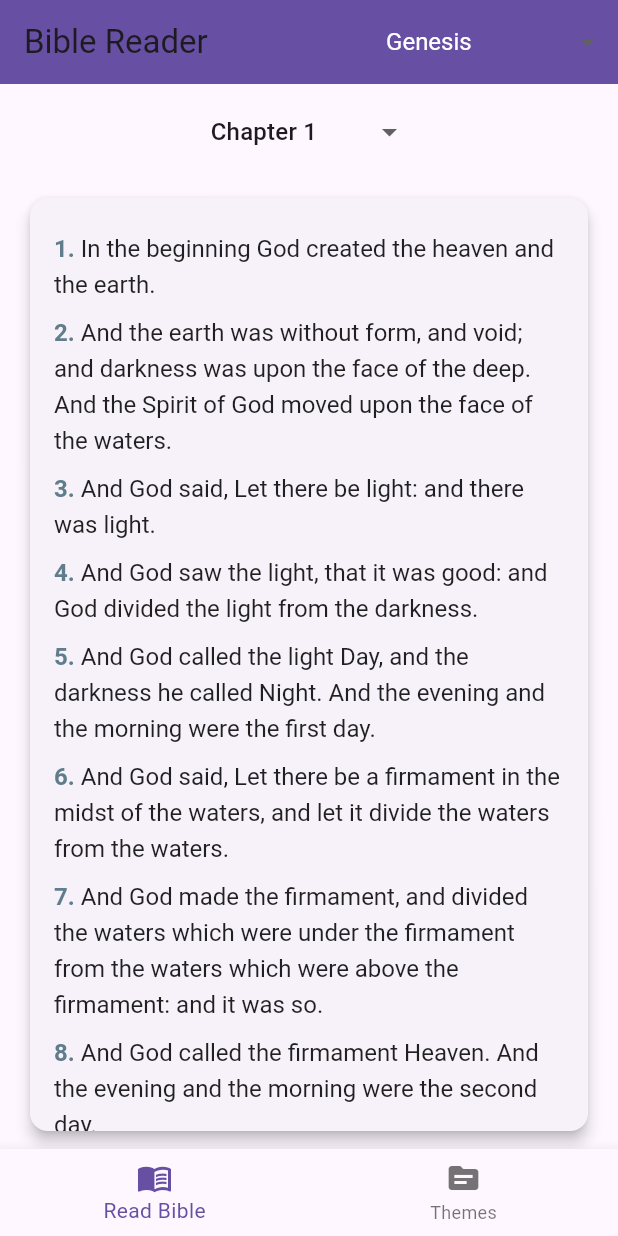
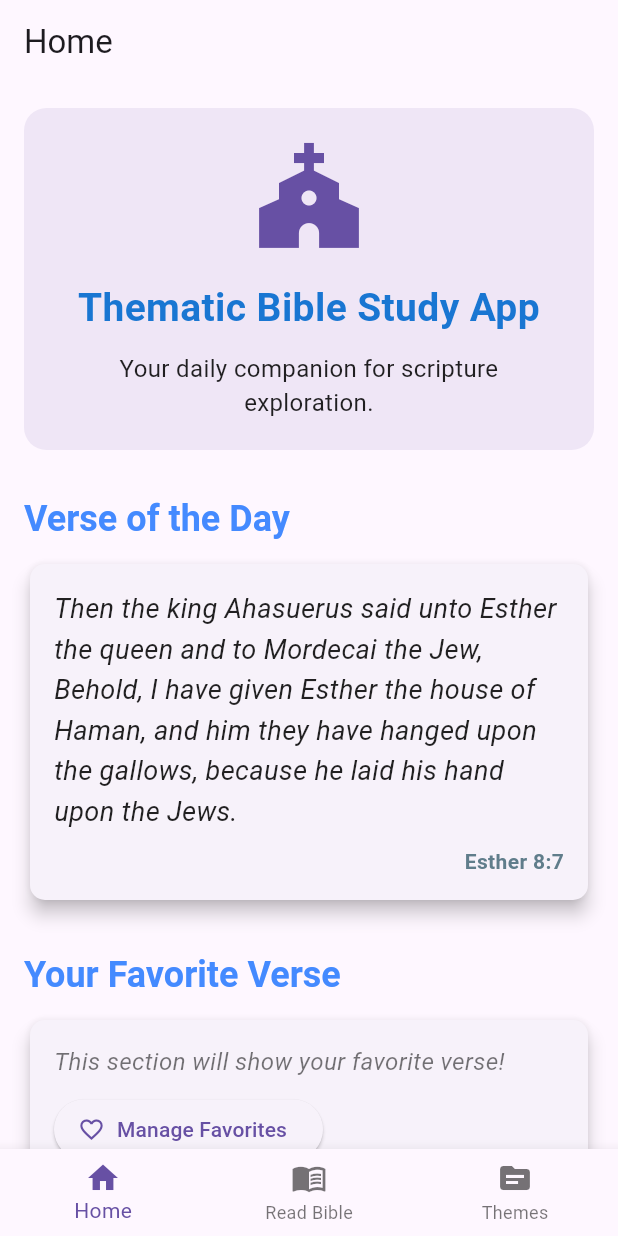
Before and after one commit to Troniccs2/flutter_thematic_bible_study, a Flutter app: the screen it shows after launch, on a phone screen of 412 x 824 dp. Run offline on Flutter 3.47's test engine with Material 3 defaults, Android fonts, the light colour scheme and no system bars; our stand-ins replace shared_preferences.

Commit message:
added home_page_screen and made some small changes

```diff
--- a/thematic_bible_study/lib/main.dart
+++ b/thematic_bible_study/lib/main.dart
@@ -1,7 +1,8 @@
 // lib/main.dart
 import 'package:flutter/material.dart';
-import 'package:thematic_bible_study/screens/bible_reader_screen.dart'; // Ensure correct import
-import 'package:thematic_bible_study/screens/thematic_study_screen.dart'; // NEW IMPORT
+import 'package:thematic_bible_study/screens/bible_reader_screen.dart';
+import 'package:thematic_bible_study/screens/thematic_study_screen.dart';
+import 'package:thematic_bible_study/screens/home_page_screen.dart';
 
 void main() {
   runApp(const MyApp());
@@ -36,9 +37,11 @@ class _MainAppWrapperState extends State<MainAppWrapper> {
 
   // List of screens to display in the BottomNavigationBar
   static const List<Widget> _widgetOptions = <Widget>[
+    HomeScreen(),
     BibleReaderScreen(),
     ThematicStudyScreen(),
-    // You can add more screens here later (e.g., Search, Favorites)
+
+
   ];
 
   void _onItemTapped(int index) {
@@ -56,6 +59,10 @@ class _MainAppWrapperState extends State<MainAppWrapper> {
       bottomNavigationBar: BottomNavigationBar(
         items: const <BottomNavigationBarItem>[
           BottomNavigationBarItem(
+            icon: Icon(Icons.home),
+            label: 'Home',
+          ),
+          BottomNavigationBarItem(
             icon: Icon(Icons.menu_book), // Bible icon
             label: 'Read Bible',
           ),
@@ -71,7 +78,3 @@ class _MainAppWrapperState extends State<MainAppWrapper> {
     );
   }
 }
-
-// Your existing BibleReaderScreen (moved to its own file)
-// You need to move the BibleReaderScreen code from main.dart to lib/screens/bible_reader_screen.dart
-// I will provide the content for bible_reader_screen.dart below.
--- a/thematic_bible_study/lib/models/bible_models.dart
+++ b/thematic_bible_study/lib/models/bible_models.dart
@@ -1,18 +1,31 @@
 // lib/models/bible_models.dart
+
 
 class Verse {
   final int verseNumber;
   final String text;
+  final String? bookName;
+  final int? chapterNumber;
 
-  Verse({required this.verseNumber, required this.text});
+  Verse({
+    required this.verseNumber,
+    required this.text,
+    this.bookName,
+    this.chapterNumber,
+  });
 
-  // Factory constructor to create a Verse object from a JSON map
   factory Verse.fromJson(Map<String, dynamic> json) {
     return Verse(
-      // *** CHANGE HERE: Use int.parse() to convert the string 'verse' to an int ***
       verseNumber: int.parse(json['verse'].toString()),
       text: json['text'] as String,
     );
+  }
+
+  String get formattedReference {
+    if (bookName != null && chapterNumber != null) {
+      return '$bookName $chapterNumber:$verseNumber';
+    }
+    return 'Verse $verseNumber';
   }
 }
 
@@ -22,21 +35,18 @@ class Chapter {
 
   Chapter({required this.chapterNumber, required this.verses});
 
-  // Factory constructor to create a Chapter object from a JSON map
   factory Chapter.fromJson(Map<String, dynamic> json) {
     var versesList = json['verses'] as List;
     List<Verse> chapterVerses =
-        versesList.map((verseJson) => Verse.fromJson(verseJson)).toList();
+        versesList.map((verseJson) => Verse.fromJson(verseJson as Map<String, dynamic>)).toList();
 
     return Chapter(
-      // *** CHANGE HERE: Use int.parse() to convert the string 'chapter' to an int ***
       chapterNumber: int.parse(json['chapter'].toString()),
       verses: chapterVerses,
     );
   }
 }
 
-// The Book class remains EXACTLY the same as it was, no changes needed for it.
 class Book {
   final String name;
   final List<Chapter> chapters;
@@ -46,7 +56,7 @@ class Book {
   factory Book.fromJson(Map<String, dynamic> json) {
     var chaptersList = json['chapters'] as List;
     List<Chapter> bookChapters =
-        chaptersList.map((chapterJson) => Chapter.fromJson(chapterJson)).toList();
+        chaptersList.map((chapterJson) => Chapter.fromJson(chapterJson as Map<String, dynamic>)).toList();
 
     return Book(
       name: json['book'] as String,
--- a/thematic_bible_study/lib/screens/bible_reader_screen.dart
+++ b/thematic_bible_study/lib/screens/bible_reader_screen.dart
@@ -1,3 +1,4 @@
+// lib/screens/bible_reader_screen.dart
 import 'package:flutter/material.dart';
 import 'package:thematic_bible_study/models/bible_models.dart';
 import 'package:thematic_bible_study/services/bible_data_service.dart';
@@ -12,67 +13,79 @@ class BibleReaderScreen extends StatefulWidget {
 class _BibleReaderScreenState extends State<BibleReaderScreen> {
   final BibleDataService _bibleDataService = BibleDataService();
 
-  List<String> _bookNames = []; // To store all book names
-  String? _selectedBookName;   // Currently selected book
-  int _selectedChapterNumber = 1; // Currently selected chapter (default to 1)
+  List<String> _bookNames = [];
+  String? _selectedBookName;
+  int _selectedChapterNumber = 1;
 
-  Future<Book>? _loadedBookFuture; // Future to hold our loaded book
+  Future<Book>? _loadedBookFuture;
 
   @override
   void initState() {
     super.initState();
-    _loadInitialData(); // Call a new method to load everything
+    _loadInitialData();
   }
 
   Future<void> _loadInitialData() async {
     try {
-      // Load all book names first
       final names = await _bibleDataService.loadBookNames();
       setState(() {
         _bookNames = names;
-        // Set an initial selected book, e.g., 'Genesis' or the first one
         _selectedBookName = _bookNames.isNotEmpty ? 'Genesis' : null;
       });
-      // Load the initial selected book
       _loadSelectedBookAndChapter();
     } catch (e) {
       print('Error loading initial data: $e');
-      // Handle error for initial data loading (e.g., show a persistent error message)
     }
   }
 
   void _loadSelectedBookAndChapter() {
     if (_selectedBookName != null) {
       setState(() {
-        // Assign the Future to _loadedBookFuture
         _loadedBookFuture = _bibleDataService.loadBook(_selectedBookName!);
       });
     }
   }
 
+  // --- NEW METHODS FOR NAVIGATION ---
+  void _goToPreviousChapter(int totalChapters) {
+    if (_selectedChapterNumber > 1) {
+      setState(() {
+        _selectedChapterNumber--;
+      });
+    }
+  }
+
+  void _goToNextChapter(int totalChapters) {
+    if (_selectedChapterNumber < totalChapters) {
+      setState(() {
+        _selectedChapterNumber++;
+      });
+    }
+  }
+  // --- END NEW METHODS ---
+
   @override
   Widget build(BuildContext context) {
     return Scaffold(
       appBar: AppBar(
-        title: const Text('Bible Reader'), // General title
-        backgroundColor: Theme.of(context).primaryColor,
+        title: const Text('Bible Reader'),
+        // AppBar color is now defined in ThemeData in main.dart for consistency
         actions: [
-          // Book Selector
           Padding(
             padding: const EdgeInsets.symmetric(horizontal: 8.0),
-            child: DropdownButtonHideUnderline( // Hides the default underline
+            child: DropdownButtonHideUnderline(
               child: DropdownButton<String>(
                 value: _selectedBookName,
                 hint: const Text('Select Book', style: TextStyle(color: Colors.white)),
-                dropdownColor: Theme.of(context).primaryColor, // Dropdown background color
-                style: const TextStyle(color: Colors.white, fontSize: 16), // Text style for items
+                dropdownColor: Theme.of(context).primaryColor,
+                style: const TextStyle(color: Colors.white, fontSize: 16),
                 onChanged: (String? newValue) {
                   if (newValue != null) {
                     setState(() {
                       _selectedBookName = newValue;
                       _selectedChapterNumber = 1; // Reset chapter to 1 when book changes
                     });
-                    _loadSelectedBookAndChapter(); // Load the new book
+                    _loadSelectedBookAndChapter();
                   }
                 },
                 items: _bookNames.map<DropdownMenuItem<String>>((String value) {
@@ -84,10 +97,6 @@ class _BibleReaderScreenState extends State<BibleReaderScreen> {
               ),
             ),
           ),
-          // Chapter Selector (will be populated once a book is loaded)
-          // For simplicity, we'll put this inside the FutureBuilder's hasData block later.
-          // Or, we can keep it here and enable/disable based on _loadedBookFuture state.
-          // Let's integrate it more smartly in the body for now.
         ],
       ),
       body: FutureBuilder<Book>(
@@ -109,16 +118,17 @@ class _BibleReaderScreenState extends State<BibleReaderScreen> {
           } else if (snapshot.hasData) {
             final Book book = snapshot.data!;
             if (book.chapters.isNotEmpty) {
-              // Get the selected chapter. Ensure _selectedChapterNumber is valid.
               final Chapter? currentChapter = book.chapters.length >= _selectedChapterNumber
                   ? book.chapters[_selectedChapterNumber - 1]
-                  : null; // Use null if chapter is out of bounds (shouldn't happen with proper logic)
+                  : null;
 
               if (currentChapter == null) {
                  return const Center(child: Text('Chapter not found.'));
               }
 
-              return Column( // Use Column to stack chapter selector and text box
+              final int totalChapters = book.chapters.length; // Get total chapters for this book
+
+              return Column(
                 children: [
                   // Chapter Selector
                   Padding(
@@ -132,10 +142,9 @@ class _BibleReaderScreenState extends State<BibleReaderScreen> {
                             setState(() {
                               _selectedChapterNumber = newValue;
                             });
-                            // No need to reload book, just update UI with new chapter
                           }
                         },
-                        items: List.generate(book.chapters.length, (index) => index + 1)
+                        items: List.generate(totalChapters, (index) => index + 1)
                             .map<DropdownMenuItem<int>>((int chapterNum) {
                           return DropdownMenuItem<int>(
                             value: chapterNum,
@@ -148,7 +157,7 @@ class _BibleReaderScreenState extends State<BibleReaderScreen> {
                   // The main Bible text box (expanded to fill remaining space)
                   Expanded(
                     child: Padding(
-                      padding: const EdgeInsets.symmetric(horizontal: 16.0, vertical: 8.0), // Padding from screen edges
+                      padding: const EdgeInsets.symmetric(horizontal: 16.0, vertical: 8.0),
                       child: Card(
                         elevation: 4.0,
                         shape: RoundedRectangleBorder(
@@ -158,7 +167,7 @@ class _BibleReaderScreenState extends State<BibleReaderScreen> {
                           padding: const EdgeInsets.all(16.0),
                           child: Column(
                             crossAxisAlignment: CrossAxisAlignment.start,
-                            children: currentChapter.verses.map((verse) { // Use currentChapter.verses
+                            children: currentChapter.verses.map((verse) {
                               return Padding(
                                 padding: const EdgeInsets.symmetric(vertical: 4.0),
                                 child: RichText(
@@ -190,13 +199,37 @@ class _BibleReaderScreenState extends State<BibleReaderScreen> {
                       ),
                     ),
                   ),
+                  // --- NEW: Navigation Buttons ---
+                  Padding(
+                    padding: const EdgeInsets.all(8.0),
+                    child: Row(
+                      mainAxisAlignment: MainAxisAlignment.spaceBetween,
+                      children: [
+                        ElevatedButton.icon(
+                          onPressed: _selectedChapterNumber > 1
+                              ? () => _goToPreviousChapter(totalChapters)
+                              : null, // Disable if on chapter 1
+                          icon: const Icon(Icons.arrow_back),
+                          label: const Text('Previous Chapter'),
+                        ),
+                        ElevatedButton.icon(
+                          onPressed: _selectedChapterNumber < totalChapters
+                              ? () => _goToNextChapter(totalChapters)
+                              : null, // Disable if on last chapter
+                          icon: const Icon(Icons.arrow_forward),
+                          label: const Text('Next Chapter'),
+                        ),
+                      ],
+                    ),
+                  ),
+                  // --- END NEW ---
                 ],
               );
             } else {
               return const Center(child: Text('Book loaded but no chapters found.'));
             }
           } else {
-            return const Center(child: Text('Select a book...')); // Initial state before selection
+            return const Center(child: Text('Select a book...'));
           }
         },
       ),
--- /dev/null
+++ b/thematic_bible_study/lib/screens/home_page_screen.dart
@@ -0,0 +1,286 @@
+// lib/screens/home_page_screen.dart
+import 'package:flutter/material.dart';
+import 'package:thematic_bible_study/services/bible_data_service.dart';
+import 'package:thematic_bible_study/models/bible_models.dart';
+import 'dart:math';
+import 'package:flutter/foundation.dart'; // For debugPrint
+import 'package:shared_preferences/shared_preferences.dart'; // NEW: Import shared_preferences
+
+class HomeScreen extends StatefulWidget {
+  const HomeScreen({super.key});
+
+  @override
+  State<HomeScreen> createState() => _HomeScreenState();
+}
+
+class _HomeScreenState extends State<HomeScreen> {
+  final BibleDataService _bibleDataService = BibleDataService();
+  Future<Verse?>? _verseOfTheDayFuture;
+
+  // Keys for SharedPreferences
+  static const String _lastVerseOfTheDayTimestampKey = 'lastVerseOfTheDayTimestamp';
+  static const String _verseOfTheDayBookNameKey = 'verseOfTheDayBookName';
+  static const String _verseOfTheDayChapterNumberKey = 'verseOfTheDayChapterNumber';
+  static const String _verseOfTheDayVerseNumberKey = 'verseOfTheDayVerseNumber';
+  static const String _verseOfTheDayTextKey = 'verseOfTheDayText';
+
+  @override
+  void initState() {
+    super.initState();
+    _loadVerseOfTheDay();
+  }
+
+  Future<void> _loadVerseOfTheDay() async {
+    try {
+      final SharedPreferences prefs = await SharedPreferences.getInstance();
+      final int? storedTimestampMillis = prefs.getInt(_lastVerseOfTheDayTimestampKey);
+
+      Verse? verseToDisplay;
+
+      // Check if a verse is already stored and if it's less than 24 hours old
+      if (storedTimestampMillis != null) {
+        final DateTime storedDateTime = DateTime.fromMillisecondsSinceEpoch(storedTimestampMillis);
+        final Duration difference = DateTime.now().difference(storedDateTime);
+
+        if (difference.inHours < 24) {
+          // Verse is still fresh, load it from preferences
+          final String? bookName = prefs.getString(_verseOfTheDayBookNameKey);
+          final int? chapterNumber = prefs.getInt(_verseOfTheDayChapterNumberKey);
+          final int? verseNumber = prefs.getInt(_verseOfTheDayVerseNumberKey);
+          final String? text = prefs.getString(_verseOfTheDayTextKey);
+
+          if (bookName != null && chapterNumber != null && verseNumber != null && text != null) {
+            verseToDisplay = Verse(
+              bookName: bookName,
+              chapterNumber: chapterNumber,
+              verseNumber: verseNumber,
+              text: text,
+            );
+            debugPrint('Using stored Verse of the Day (less than 24 hours old).');
+          }
+        }
+      }
+
+      // If no fresh verse was found in preferences, generate a new one
+      if (verseToDisplay == null) {
+        debugPrint('Generating a new Verse of the Day.');
+        final List<String> bookNames = await _bibleDataService.loadBookNames();
+        if (bookNames.isEmpty) {
+          setState(() {
+            _verseOfTheDayFuture = Future.value(null);
+          });
+          return;
+        }
+
+        final Random random = Random();
+        final String randomBookName = bookNames[random.nextInt(bookNames.length)];
+
+        final Book randomBook = await _bibleDataService.loadBook(randomBookName);
+        if (randomBook.chapters.isEmpty) {
+          setState(() {
+            _verseOfTheDayFuture = Future.value(null);
+          });
+          return;
+        }
+
+        final Chapter randomChapter = randomBook.chapters[random.nextInt(randomBook.chapters.length)];
+        if (randomChapter.verses.isEmpty) {
+          setState(() {
+            _verseOfTheDayFuture = Future.value(null);
+          });
+          return;
+        }
+
+        final Verse selectedVerse = randomChapter.verses[random.nextInt(randomChapter.verses.length)];
+
+        // Create the new Verse object with full reference for display and storage
+        verseToDisplay = Verse(
+          verseNumber: selectedVerse.verseNumber,
+          text: selectedVerse.text,
+          bookName: randomBook.name,
+          chapterNumber: randomChapter.chapterNumber,
+        );
+
+        // Store the new verse details and the current timestamp
+        await prefs.setInt(_lastVerseOfTheDayTimestampKey, DateTime.now().millisecondsSinceEpoch);
+        await prefs.setString(_verseOfTheDayBookNameKey, verseToDisplay.bookName!);
+        await prefs.setInt(_verseOfTheDayChapterNumberKey, verseToDisplay.chapterNumber!);
+        await prefs.setInt(_verseOfTheDayVerseNumberKey, verseToDisplay.verseNumber);
+        await prefs.setString(_verseOfTheDayTextKey, verseToDisplay.text);
+      }
+
+      setState(() {
+        _verseOfTheDayFuture = Future.value(verseToDisplay);
+      });
+    } catch (e) {
+      debugPrint('Error loading/generating Verse of the Day: $e');
+      setState(() {
+        _verseOfTheDayFuture = Future.error('Failed to load Verse of the Day');
+      });
+    }
+  }
+
+  @override
+  Widget build(BuildContext context) {
+    return Scaffold(
+      appBar: AppBar(
+        title: const Text('Home'),
+      ),
+      body: SingleChildScrollView(
+        child: Padding(
+          padding: const EdgeInsets.all(16.0),
+          child: Column(
+            crossAxisAlignment: CrossAxisAlignment.stretch,
+            children: [
+              // Welcome section
+              Container(
+                padding: const EdgeInsets.all(20.0),
+                decoration: BoxDecoration(
+                  color: Theme.of(context).primaryColor.withAlpha((255 * 0.1).round()),
+                  borderRadius: BorderRadius.circular(15.0),
+                ),
+                child: Column(
+                  children: [
+                    Icon(
+                      Icons.church,
+                      size: 80,
+                      color: Theme.of(context).primaryColor,
+                    ),
+                    const SizedBox(height: 15),
+                    Text(
+                      'Thematic Bible Study App',
+                      textAlign: TextAlign.center,
+                      style: TextStyle(
+                        fontSize: 26,
+                        fontWeight: FontWeight.bold,
+                        color: Theme.of(context).primaryColorDark,
+                      ),
+                    ),
+                    const SizedBox(height: 10),
+                    const Text(
+                      'Your daily companion for scripture exploration.',
+                      textAlign: TextAlign.center,
+                      style: TextStyle(fontSize: 16, color: Colors.black87),
+                    ),
+                  ],
+                ),
+              ),
+              const SizedBox(height: 30),
+
+              // Verse of the Day Section
+              Text(
+                'Verse of the Day',
+                style: Theme.of(context).textTheme.headlineSmall?.copyWith(
+                  fontWeight: FontWeight.bold,
+                  color: Colors.blueAccent,
+                ),
+              ),
+              const SizedBox(height: 10),
+              Card(
+                elevation: 5.0,
+                shape: RoundedRectangleBorder(borderRadius: BorderRadius.circular(10.0)),
+                child: Padding(
+                  padding: const EdgeInsets.all(16.0),
+                  child: FutureBuilder<Verse?>(
+                    future: _verseOfTheDayFuture,
+                    builder: (context, snapshot) {
+                      if (snapshot.connectionState == ConnectionState.waiting) {
+                        return const Center(child: CircularProgressIndicator());
+                      } else if (snapshot.hasError) {
+                        return Center(
+                          child: Text(
+                            'Error: ${snapshot.error}',
+                            textAlign: TextAlign.center,
+                            style: const TextStyle(color: Colors.red),
+                          ),
+                        );
+                      } else if (snapshot.hasData && snapshot.data != null) {
+                        final Verse verse = snapshot.data!;
+                        return Column(
+                          crossAxisAlignment: CrossAxisAlignment.start,
+                          children: [
+                            Text(
+                              verse.text,
+                              style: const TextStyle(
+                                fontSize: 18,
+                                fontStyle: FontStyle.italic,
+                                height: 1.5,
+                                color: Colors.black87,
+                              ),
+                            ),
+                            const SizedBox(height: 10),
+                            Align(
+                              alignment: Alignment.bottomRight,
+                              child: Text(
+                                // Use null-aware operators (?) or check for null if not absolutely sure
+                                // that bookName and chapterNumber will always be non-null here.
+                                // With the fix in _loadVerseOfTheDay, they should be present.
+                                '${verse.bookName} ${verse.chapterNumber}:${verse.verseNumber}',
+                                style: const TextStyle(
+                                  fontSize: 14,
+                                  fontWeight: FontWeight.bold,
+                                  color: Colors.blueGrey,
+                                ),
+                              ),
+                            ),
+                          ],
+                        );
+                      } else {
+                        return const Center(child: Text('No verse of the day available.'));
+                      }
+                    },
+                  ),
+                ),
+              ),
+
+              const SizedBox(height: 30),
+
+              // Favorite Verse Section (Placeholder for now)
+              Text(
+                'Your Favorite Verse',
+                style: Theme.of(context).textTheme.headlineSmall?.copyWith(
+                  fontWeight: FontWeight.bold,
+                  color: Colors.blueAccent,
+                ),
+              ),
+              const SizedBox(height: 10),
+              Card(
+                elevation: 5.0,
+                shape: RoundedRectangleBorder(borderRadius: BorderRadius.circular(10.0)),
+                child: Padding(
+                  padding: const EdgeInsets.all(16.0),
+                  child: Column(
+                    crossAxisAlignment: CrossAxisAlignment.start,
+                    children: [
+                      const Text(
+                        'This section will show your favorite verse!',
+                        style: TextStyle(
+                          fontSize: 16,
+                          color: Colors.black54,
+                          fontStyle: FontStyle.italic,
+                        ),
+                      ),
+                      const SizedBox(height: 10),
+                      ElevatedButton.icon(
+                        onPressed: () {
+                          ScaffoldMessenger.of(context).showSnackBar(
+                            const SnackBar(content: Text('Feature coming soon!')),
+                          );
+                          // TODO: Implement favorite verse storage and display
+                        },
+                        icon: const Icon(Icons.favorite_border),
+                        label: const Text('Manage Favorites'),
+                      ),
+                    ],
+                  ),
+                ),
+              ),
+
+              const SizedBox(height: 30),
+            ],
+          ),
+        ),
+      ),
+    );
+  }
+}
--- a/thematic_bible_study/pubspec.yaml
+++ b/thematic_bible_study/pubspec.yaml
@@ -13,7 +13,7 @@ dependencies:
   flutter:
     sdk: flutter
 
-
+  shared_preferences: ^2.2.3
   cupertino_icons: ^1.0.8
 
 dev_dependencies:
```
Also changed, not shown: thematic_bible_study/pubspec.lock, 2 other files.
